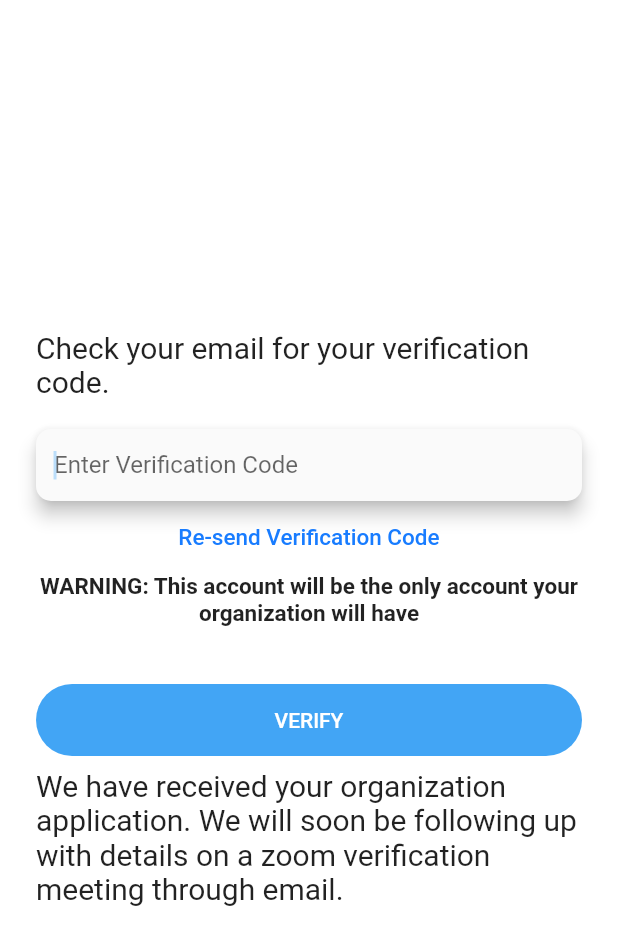
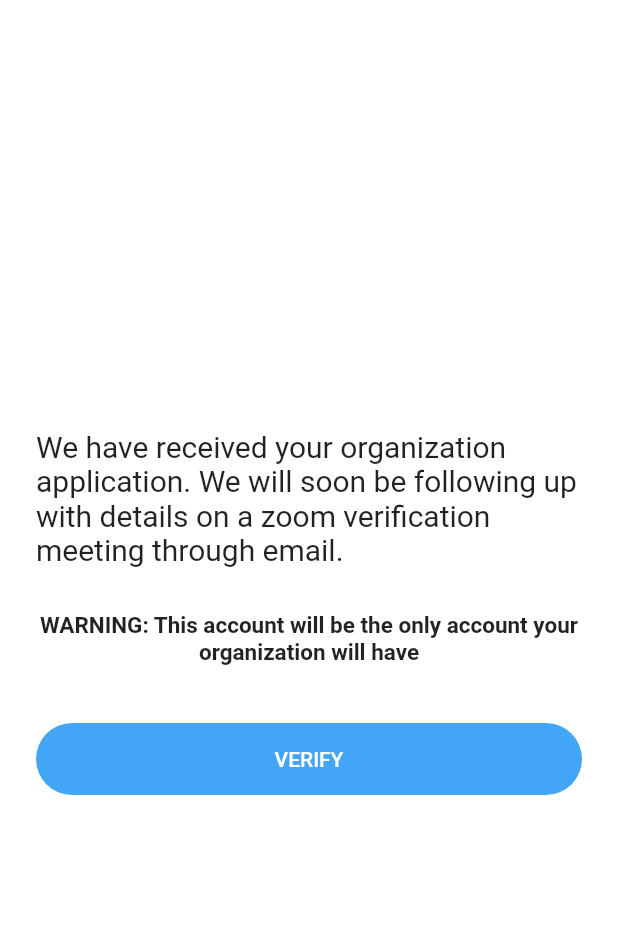
Before and after one commit to Shelter-Connect/phase1, a Flutter app: the screen it shows once a user with an empty profile is signed in, on a phone screen of 412 x 824 dp. Shown: the top 945 px of the screen. Run offline on Flutter 3.47's test engine with Material 2 defaults, Android fonts, the phone set to English and light mode, and no system bars; our stand-ins replace cloud_firestore, firebase_auth, rxdart; missing offline and left inert: google_maps_webservice; accounts and stored records are empty.

Commit message:
Update organization confirmation page

```diff
--- a/lib/pages/organization/organization_confirmation_page.dart
+++ b/lib/pages/organization/organization_confirmation_page.dart
@@ -1,8 +1,6 @@
 import 'package:flutter/material.dart';
 
-import '../../components/floating_text_field.dart';
 import '../../components/rounded_button.dart';
-import '../../components/text_button.dart';
 import '../../constants.dart';
 
 class OrganizationConfirmation extends StatelessWidget {
@@ -17,22 +15,10 @@ class OrganizationConfirmation extends StatelessWidget {
             mainAxisAlignment: MainAxisAlignment.center,
             children: <Widget>[
               Text(
-                'Check your email for your verification code.',
+                'We have received your organization application. We will soon be following up with details on a zoom verification meeting through email.',
                 style: TextStyle(fontSize: 20),
               ),
-              SizedBox(height: 20),
-              FloatingTextField(
-                hintText: 'Enter Verification Code',
-                onChanged: (val) {
-                  //TODO: Update Organization Verified or Not Variable
-                },
-              ),
-              TextButton(
-                text: 'Re-send Verification Code',
-                onPressed: () {
-                  //TODO Re-send the verification code
-                },
-              ),
+              SizedBox(height: 30),
               Text(
                 'WARNING: This account will be the only account your organization will have',
                 textAlign: TextAlign.center,
@@ -48,10 +34,6 @@ class OrganizationConfirmation extends StatelessWidget {
                   //TODO Update Organization verification status
                 },
               ),
-              Text(
-                'We have received your organization application. We will soon be following up with details on a zoom verification meeting through email.',
-                style: TextStyle(fontSize: 20),
-              ),
             ],
           ),
         ),
--- a/lib/pages/organization/organization_sign_up_page.dart
+++ b/lib/pages/organization/organization_sign_up_page.dart
@@ -1,5 +1,3 @@
-import 'dart:html';
-
 import 'package:cloud_firestore/cloud_firestore.dart';
 import 'package:flutter/material.dart';
 import 'package:google_maps_webservice/places.dart';
```
